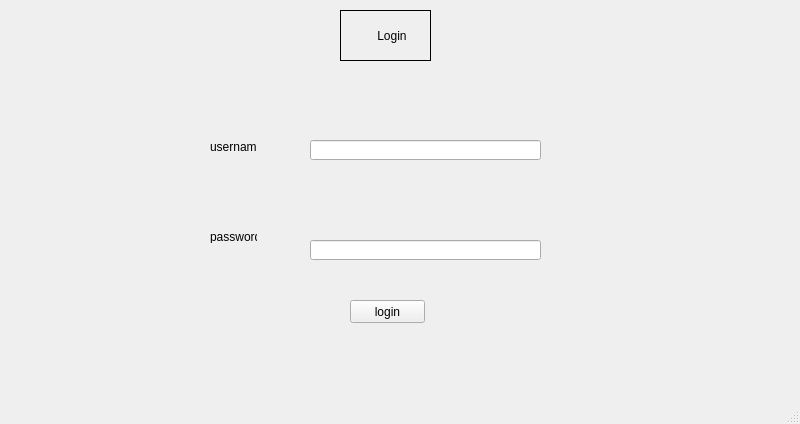
Qt form desktop-software/login.ui (hackabit18/c0de_BrEaKeRs) before a commit.
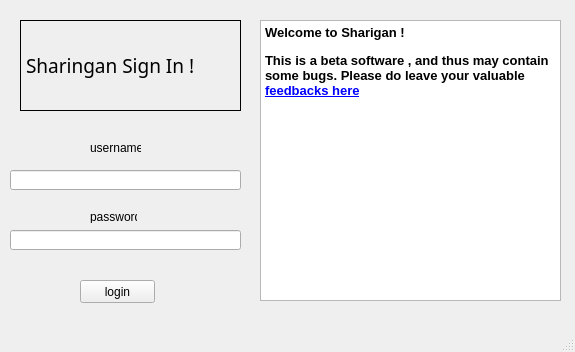
The same form after that commit. Icons and pictures are not drawn.

```diff
--- a/desktop-software/login.ui
+++ b/desktop-software/login.ui
@@ -6,8 +6,8 @@
    <rect>
     <x>0</x>
     <y>0</y>
-    <width>800</width>
-    <height>424</height>
+    <width>575</width>
+    <height>352</height>
    </rect>
   </property>
   <property name="windowTitle">
@@ -17,26 +17,32 @@
    <widget class="QLabel" name="label">
     <property name="geometry">
      <rect>
-      <x>340</x>
-      <y>10</y>
-      <width>91</width>
-      <height>51</height>
+      <x>20</x>
+      <y>20</y>
+      <width>221</width>
+      <height>91</height>
      </rect>
     </property>
+    <property name="font">
+     <font>
+      <family>Arial Black</family>
+      <pointsize>14</pointsize>
+     </font>
+    </property>
     <property name="frameShape">
      <enum>QFrame::Box</enum>
     </property>
     <property name="text">
-     <string>          Login</string>
+     <string>Sharingan Sign In !</string>
     </property>
    </widget>
    <widget class="QLabel" name="label_2">
     <property name="geometry">
      <rect>
-      <x>210</x>
+      <x>90</x>
       <y>140</y>
-      <width>47</width>
-      <height>13</height>
+      <width>51</width>
+      <height>16</height>
      </rect>
     </property>
     <property name="text">
@@ -46,8 +52,8 @@
    <widget class="QLabel" name="label_3">
     <property name="geometry">
      <rect>
-      <x>210</x>
-      <y>230</y>
+      <x>90</x>
+      <y>210</y>
       <width>47</width>
       <height>13</height>
      </rect>
@@ -59,12 +65,15 @@
    <widget class="QLineEdit" name="username">
     <property name="geometry">
      <rect>
-      <x>310</x>
-      <y>140</y>
+      <x>10</x>
+      <y>170</y>
       <width>231</width>
       <height>20</height>
      </rect>
     </property>
+    <property name="autoFillBackground">
+     <bool>false</bool>
+    </property>
     <property name="text">
      <string/>
     </property>
@@ -72,8 +81,8 @@
    <widget class="QLineEdit" name="password">
     <property name="geometry">
      <rect>
-      <x>310</x>
-      <y>240</y>
+      <x>10</x>
+      <y>230</y>
       <width>231</width>
       <height>20</height>
      </rect>
@@ -81,12 +90,15 @@
     <property name="text">
      <string/>
     </property>
+    <property name="echoMode">
+     <enum>QLineEdit::Password</enum>
+    </property>
    </widget>
    <widget class="QPushButton" name="loginButton">
     <property name="geometry">
      <rect>
-      <x>350</x>
-      <y>300</y>
+      <x>80</x>
+      <y>280</y>
       <width>75</width>
       <height>23</height>
      </rect>
@@ -95,6 +107,24 @@
      <string>login</string>
     </property>
    </widget>
+   <widget class="QTextBrowser" name="textBrowser">
+    <property name="geometry">
+     <rect>
+      <x>260</x>
+      <y>20</y>
+      <width>301</width>
+      <height>281</height>
+     </rect>
+    </property>
+    <property name="html">
+     <string>&lt;!DOCTYPE HTML PUBLIC &quot;-//W3C//DTD HTML 4.0//EN&quot; &quot;http://www.w3.org/TR/REC-html40/strict.dtd&quot;&gt;
+&lt;html&gt;&lt;head&gt;&lt;meta name=&quot;qrichtext&quot; content=&quot;1&quot; /&gt;&lt;style type=&quot;text/css&quot;&gt;
+p, li { white-space: pre-wrap; }
+&lt;/style&gt;&lt;/head&gt;&lt;body style=&quot; font-family:'MS Shell Dlg 2'; font-size:8.25pt; font-weight:400; font-style:normal;&quot;&gt;
+&lt;p style=&quot; margin-top:0px; margin-bottom:0px; margin-left:0px; margin-right:0px; -qt-block-indent:0; text-indent:0px;&quot;&gt;&lt;span style=&quot; font-size:10pt; font-weight:600;&quot;&gt;Welcome to Sharigan !&lt;br /&gt;&lt;/span&gt;&lt;/p&gt;
+&lt;p style=&quot; margin-top:0px; margin-bottom:0px; margin-left:0px; margin-right:0px; -qt-block-indent:0; text-indent:0px;&quot;&gt;&lt;span style=&quot; font-size:10pt; font-weight:600;&quot;&gt;This is a beta software , and thus may contain some bugs. Please do leave your valuable &lt;/span&gt;&lt;a href=&quot;https://justdvnsh.github.io&quot;&gt;&lt;span style=&quot; font-size:10pt; font-weight:600; text-decoration: underline; color:#0000ff;&quot;&gt;feedbacks here&lt;/span&gt;&lt;/a&gt;&lt;img src=&quot;./sharingan.png&quot; width=&quot;-2&quot; height=&quot;-2&quot; /&gt;&lt;/p&gt;&lt;/body&gt;&lt;/html&gt;</string>
+    </property>
+   </widget>
   </widget>
   <widget class="QMenuBar" name="menubar">
    <property name="geometry">
```
Left out of the diff: 2 changed lines with no effect on the pictures.
